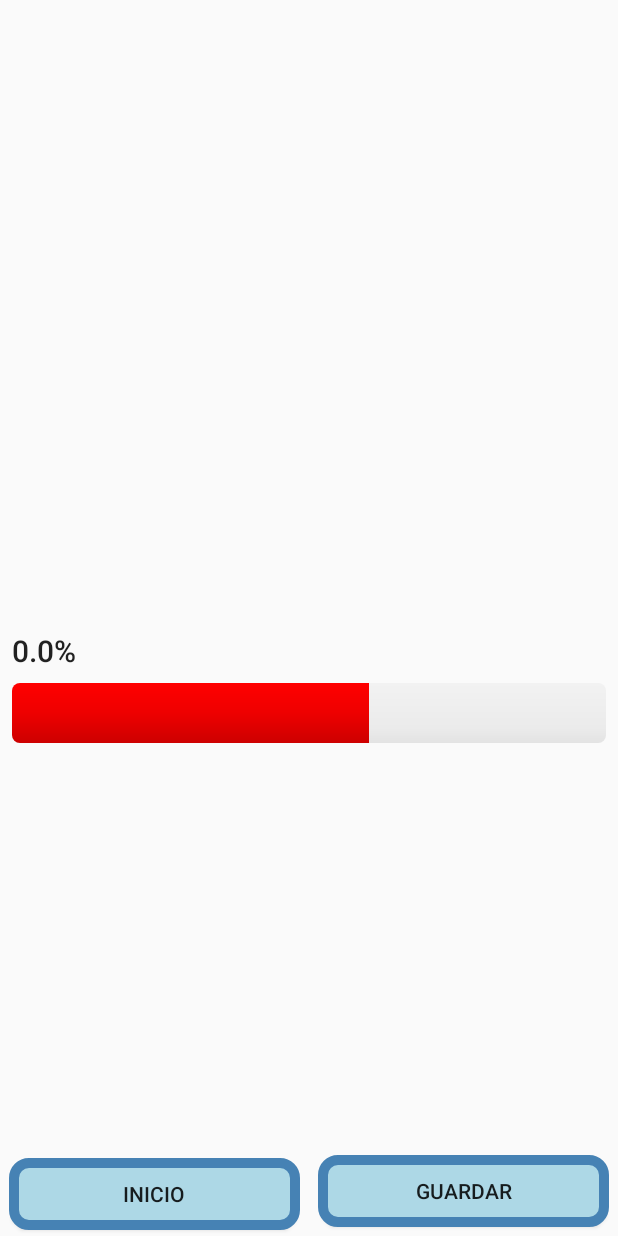
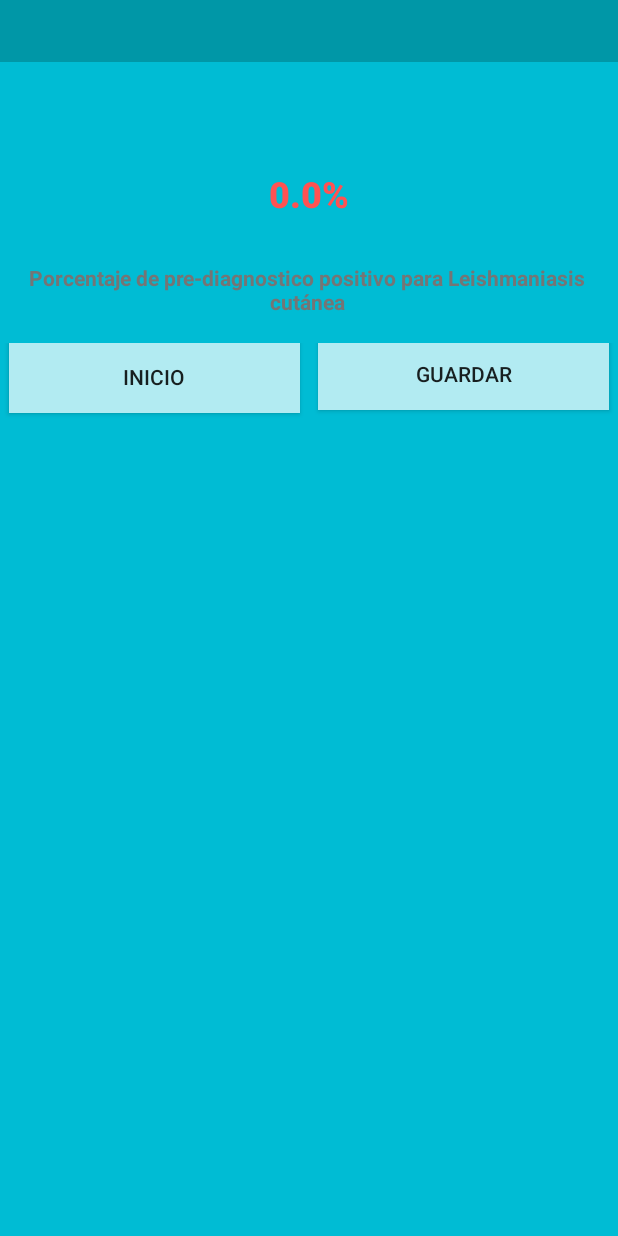
Before and after one commit to diegolamus/InvestigacionLeishmaniasis, an Android app: the MostrarResultados screen opened directly, with no data from a screen before it, on a phone screen of 412 x 824 dp. Run offline under Robolectric (Android 15) with nearby library versions, the phone set to English and light mode, and no system bars; libraries missing offline, so code that uses them is left out: org.datavec.image, org.deeplearning4j.nn, org.deeplearning4j.util, org.nd4j.linalg; 1 statement that could not run was skipped.

Commit message:
update_design

```diff
--- a/AplicacionMovil/LeishmaniasisApp/app/src/main/java/co/edu/icesi/leishmaniasisapp/MostrarResultados.java
+++ b/AplicacionMovil/LeishmaniasisApp/app/src/main/java/co/edu/icesi/leishmaniasisapp/MostrarResultados.java
@@ -60,7 +60,7 @@ public class MostrarResultados extends AppCompatActivity {
         // progressBarProbabilidad = findViewById(R.id.progressBar);
         textoProbabilidad = findViewById(R.id.textoProbabilidad);
         //Ingresar probabilidad a barra de progreso y texto
-        double probabilidad = ProcesamientoImagen.obtenerProbabilidad(img);
+        double probabilidad = ProcesamientoImagen.obtenerProbabilidad(getApplicationContext(), img);
         // progressBarProbabilidad.setProgress((int)probabilidad);
         textoProbabilidad.setText("" + Math.round(probabilidad * 100) / 100.0 + "%");
     }
--- a/AplicacionMovil/LeishmaniasisApp/app/src/main/res/layout/activity_album.xml
+++ b/AplicacionMovil/LeishmaniasisApp/app/src/main/res/layout/activity_album.xml
@@ -18,7 +18,7 @@
         android:verticalSpacing="5dp"
         android:gravity="center"
         android:stretchMode="columnWidth"
-        android:background="#ffffff">
+        android:background="@color/colorPrimary">
     </GridView>
 
 
--- a/AplicacionMovil/LeishmaniasisApp/app/src/main/res/layout/activity_instrucciones.xml
+++ b/AplicacionMovil/LeishmaniasisApp/app/src/main/res/layout/activity_instrucciones.xml
@@ -4,6 +4,7 @@
     xmlns:tools="http://schemas.android.com/tools"
     android:layout_width="match_parent"
     android:layout_height="match_parent"
+    android:background="@color/colorPrimaryLight"
     tools:context=".Instrucciones">
 
     <TextView
--- a/AplicacionMovil/LeishmaniasisApp/app/src/main/res/layout/activity_mostrar_resultados.xml
+++ b/AplicacionMovil/LeishmaniasisApp/app/src/main/res/layout/activity_mostrar_resultados.xml
@@ -1,90 +1,82 @@
 <?xml version="1.0" encoding="utf-8"?>
-<android.support.constraint.ConstraintLayout xmlns:android="http://schemas.android.com/apk/res/android"
-    xmlns:app="http://schemas.android.com/apk/res-auto"
-    xmlns:tools="http://schemas.android.com/tools"
+<LinearLayout xmlns:android="http://schemas.android.com/apk/res/android"
     android:layout_width="match_parent"
     android:layout_height="match_parent"
+    android:orientation="vertical"
     android:layout_gravity="center"
-    tools:context=".MostrarResultados">
+    android:background="@color/colorPrimary"
+    >
 
+    <android.support.v7.widget.Toolbar xmlns:android="http://schemas.android.com/apk/res/android"
+        android:id="@+id/toolbar"
+        android:layout_width="match_parent"
+        android:layout_height="41dp"
+        android:background="@color/colorPrimaryDark" />
+
+    <ImageView
+        android:id="@+id/fotoDisplay"
+        android:layout_width="match_parent"
+        android:layout_height="wrap_content"
+        android:layout_margin="25dp"
+        android:visibility="visible" />
+
+
+    <TextView
+        android:id="@+id/textoProbabilidad"
+        android:layout_width="match_parent"
+        android:layout_height="wrap_content"
+        android:layout_marginTop="8dp"
+        android:padding="12dp"
+        android:textAlignment="center"
+        android:textAppearance="@style/TextAppearance.AppCompat.Widget.ActionMode.Title.Inverse"
+        android:textColor="@color/colorAccent"
+        android:textSize="24sp"
+        android:textStyle="bold" />
+
+    <TextView
+        android:layout_width="wrap_content"
+        android:layout_height="wrap_content"
+        android:layout_marginEnd="10dp"
+        android:layout_marginStart="8dp"
+        android:layout_marginTop="8dp"
+        android:padding="10dp"
+        android:text="Porcentaje de pre-diagnostico positivo para Leishmaniasis cutánea"
+        android:textAlignment="center"
+        android:textColor="@color/secondaryText"
+        android:textSize="14sp"
+        android:textStyle="bold" />
+
+    <LinearLayout
+        android:layout_width="match_parent"
+        android:layout_height="wrap_content"
+        android:gravity="center"
+        android:orientation="horizontal"
+        android:layout_marginTop="8dp">
 
         <Button
             android:id="@+id/btnInicio"
-        android:layout_width="0dp"
+            android:layout_width="match_parent"
             android:layout_height="wrap_content"
             android:layout_marginBottom="4dp"
             android:layout_marginEnd="6dp"
             android:layout_marginStart="6dp"
             android:layout_weight="1"
-        android:background="@drawable/roundedcornerbutton"
+            android:background="#B2EBF2"
             android:onClick="onClick_Inicio"
-        android:text="INICIO"
-        app:layout_constraintBottom_toBottomOf="parent"
-        app:layout_constraintEnd_toStartOf="@+id/space"
-        app:layout_constraintStart_toStartOf="parent" />
+            android:text="INICIO" />
 
         <Button
             android:id="@+id/btnGuadar"
-        android:layout_width="0dp"
+            android:layout_width="match_parent"
             android:layout_height="wrap_content"
             android:layout_marginBottom="6dp"
             android:layout_marginEnd="6dp"
             android:layout_marginStart="6dp"
             android:layout_weight="1"
-        android:background="@drawable/roundedcornerbutton"
+            android:background="#B2EBF2"
             android:onClick="onClick_Guardar"
-        android:text="GUARDAR"
-        app:layout_constraintBottom_toBottomOf="parent"
-        app:layout_constraintEnd_toEndOf="parent"
-        app:layout_constraintStart_toEndOf="@+id/space" />
+            android:text="GUARDAR" />
 
-    <ImageView
-        android:id="@+id/fotoDisplay"
-        android:layout_width="0dp"
-        android:layout_height="0dp"
-        android:visibility="visible"
-        app:layout_constraintDimensionRatio="H,1:1"
-        app:layout_constraintEnd_toEndOf="parent"
-        app:layout_constraintStart_toStartOf="parent"
-        app:layout_constraintTop_toTopOf="parent"
-        app:srcCompat="@android:color/darker_gray" />
+    </LinearLayout>
 
-    <Space
-        android:id="@+id/space"
-        android:layout_width="wrap_content"
-        android:layout_height="wrap_content"
-        android:layout_marginBottom="8dp"
-        android:layout_marginEnd="8dp"
-        android:layout_marginStart="8dp"
-        app:layout_constraintBottom_toBottomOf="parent"
-        app:layout_constraintEnd_toEndOf="parent"
-        app:layout_constraintStart_toStartOf="parent" />
-
-    <ProgressBar
-        android:id="@+id/progressBar"
-        style="@android:style/Widget.ProgressBar.Horizontal"
-        android:layout_width="0dp"
-        android:layout_height="40dp"
-        android:layout_marginEnd="8dp"
-        android:layout_marginStart="8dp"
-        android:layout_marginTop="8dp"
-        android:max="100"
-        android:progress="60"
-        android:progressDrawable="@drawable/progressdesign"
-        app:layout_constraintEnd_toEndOf="parent"
-        app:layout_constraintStart_toStartOf="parent"
-        app:layout_constraintTop_toBottomOf="@+id/textoProbabilidad" />
-
-    <TextView
-        android:id="@+id/textoProbabilidad"
-        android:layout_width="0dp"
-        android:layout_height="wrap_content"
-        android:layout_marginEnd="8dp"
-        android:layout_marginStart="8dp"
-        android:layout_marginTop="8dp"
-        android:textAppearance="@style/TextAppearance.AppCompat.Widget.ActionMode.Title.Inverse"
-        app:layout_constraintEnd_toEndOf="parent"
-        app:layout_constraintStart_toStartOf="parent"
-        app:layout_constraintTop_toBottomOf="@+id/fotoDisplay" />
-
-</android.support.constraint.ConstraintLayout>
+</LinearLayout>
--- a/AplicacionMovil/LeishmaniasisApp/app/src/main/res/layout/album_row.xml
+++ b/AplicacionMovil/LeishmaniasisApp/app/src/main/res/layout/album_row.xml
@@ -8,7 +8,9 @@
 
         <RelativeLayout
             android:layout_width="match_parent"
-            android:layout_height="match_parent">
+            android:layout_height="match_parent"
+            android:background="@color/colorPrimaryLight">
+
 
             <ImageView
                 android:id="@+id/galleryImage"
--- a/AplicacionMovil/LeishmaniasisApp/app/src/main/res/values/colors.xml
+++ b/AplicacionMovil/LeishmaniasisApp/app/src/main/res/values/colors.xml
@@ -1,6 +1,9 @@
 <?xml version="1.0" encoding="utf-8"?>
 <resources>
-    <color name="colorPrimary">#3F51B5</color>
-    <color name="colorPrimaryDark">#303F9F</color>
-    <color name="colorAccent">#FF4081</color>
+    <color name="colorPrimary">#00BCD4</color>
+    <color name="colorPrimaryDark">#0097A7</color>
+    <color name="colorAccent">#FF5252</color>
+    <color name="colorPrimaryLight">#B2EBF2</color>
+    <color name="textIcons">#FFFFFF</color>
+    <color name="secondaryText">#757575</color>
 </resources>
```
Lines whose indentation alone changed are shown as unchanged.
